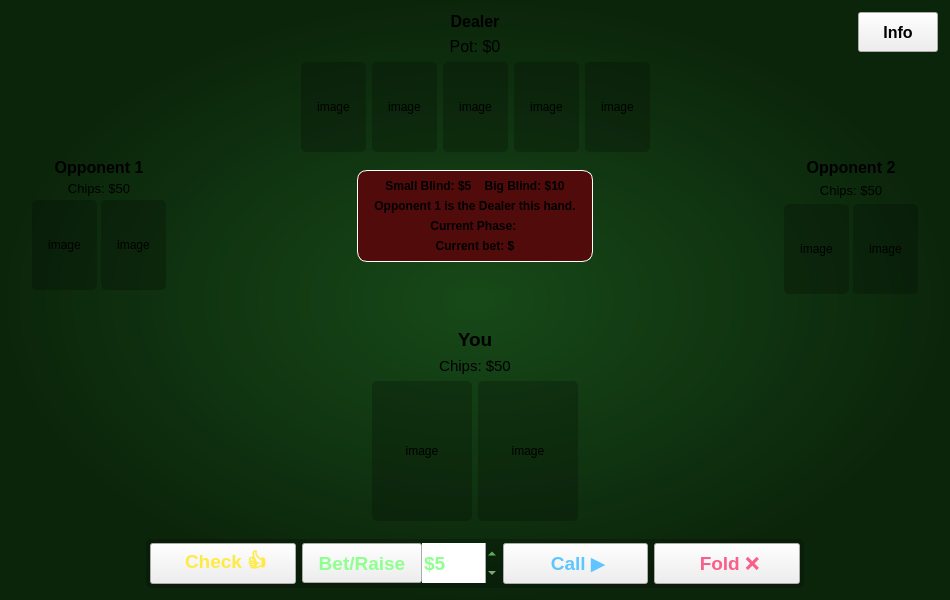
Before: the Qt Designer form PokerTeacher/view.ui in SinahiLeon/CS3505-Texas-Hold-em-Poker-Teacher, drawn with Qt 5.
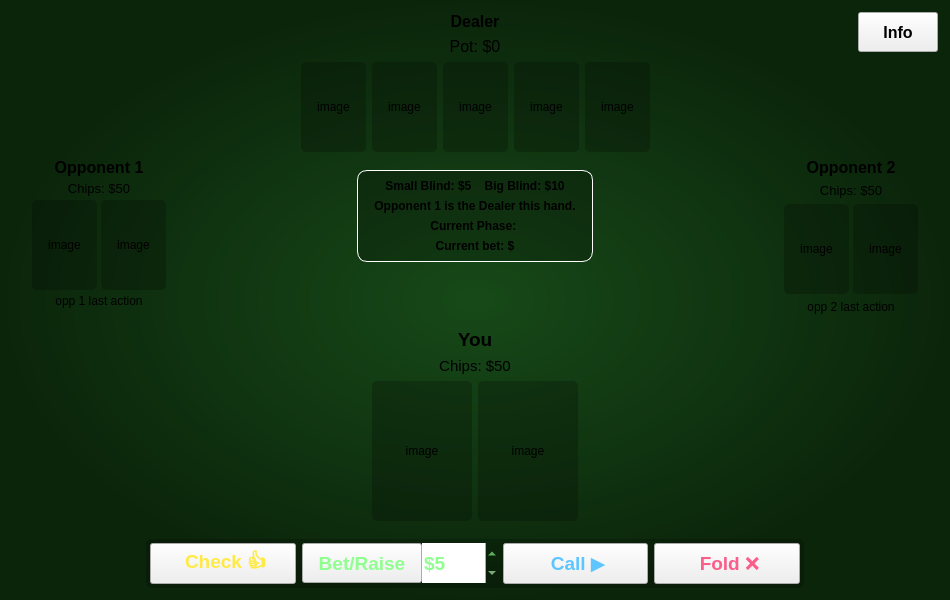
After: the same form once the commit is applied.

```diff
--- a/PokerTeacher/view.ui
+++ b/PokerTeacher/view.ui
@@ -62,7 +62,7 @@
       </property>
       <item row="1" column="0">
        <widget class="QWidget" name="opponent1" native="true">
-        <layout class="QVBoxLayout" name="verticalLayout_3" stretch="0,0,0,0">
+        <layout class="QVBoxLayout" name="verticalLayout_3" stretch="0,0,0,0,0">
          <property name="spacing">
           <number>4</number>
          </property>
@@ -299,6 +299,16 @@
            </layout>
           </widget>
          </item>
+         <item>
+          <widget class="QLabel" name="opp1LastAction">
+           <property name="text">
+            <string>opp 1 last action</string>
+           </property>
+           <property name="alignment">
+            <set>Qt::AlignmentFlag::AlignCenter</set>
+           </property>
+          </widget>
+         </item>
          <item>
           <spacer name="verticalSpacer_3">
            <property name="orientation">
@@ -757,8 +767,11 @@
              <property name="styleSheet">
               <string notr="true">#gameInfoBox {
 color: white;
-background: rgb(82, 11, 11)
-;
+background: qradialgradient(spread:pad, cx:0.5, cy:0.5, radius:0.5, fx:0.5, fy:0.5, stop:0 
+rgb(122, 13, 13)
+, stop:1 
+rgb(56, 6, 6)
+);
 border: 1px solid white;
 border-radius: 10px;
 }</string>
@@ -1042,7 +1055,7 @@
       </item>
       <item row="1" column="2">
        <widget class="QWidget" name="opponent2" native="true">
-        <layout class="QVBoxLayout" name="verticalLayout_4" stretch="0,0,0,0">
+        <layout class="QVBoxLayout" name="verticalLayout_4" stretch="0,0,0,0,0">
          <property name="leftMargin">
           <number>0</number>
          </property>
@@ -1258,6 +1271,16 @@
            </layout>
           </widget>
          </item>
+         <item>
+          <widget class="QLabel" name="opp2LastAction">
+           <property name="text">
+            <string>opp 2 last action</string>
+           </property>
+           <property name="alignment">
+            <set>Qt::AlignmentFlag::AlignCenter</set>
+           </property>
+          </widget>
+         </item>
          <item>
           <spacer name="verticalSpacer_4">
            <property name="orientation">
```
